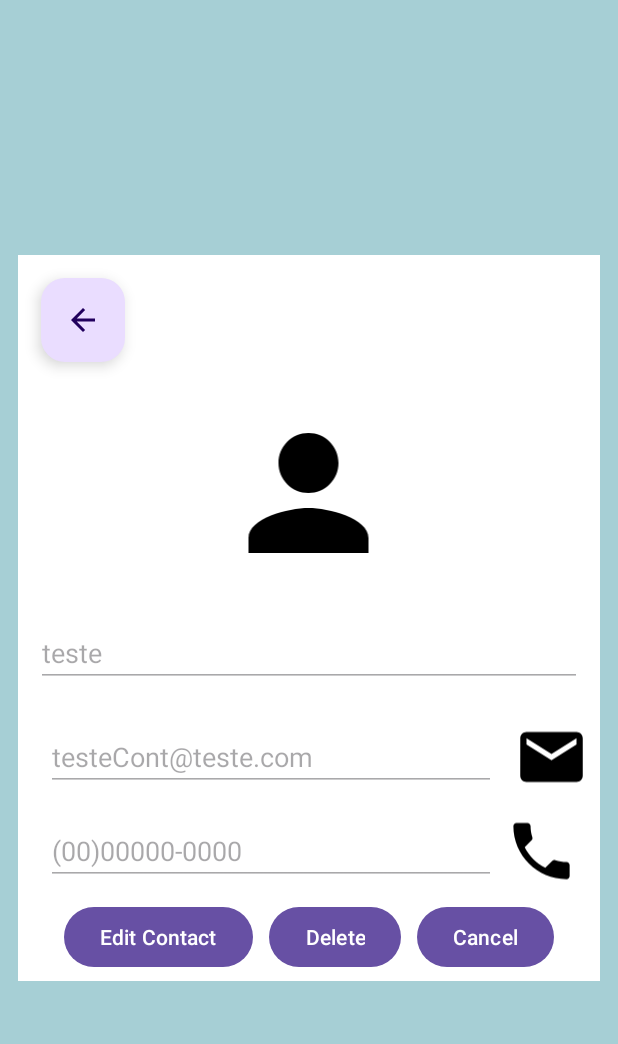
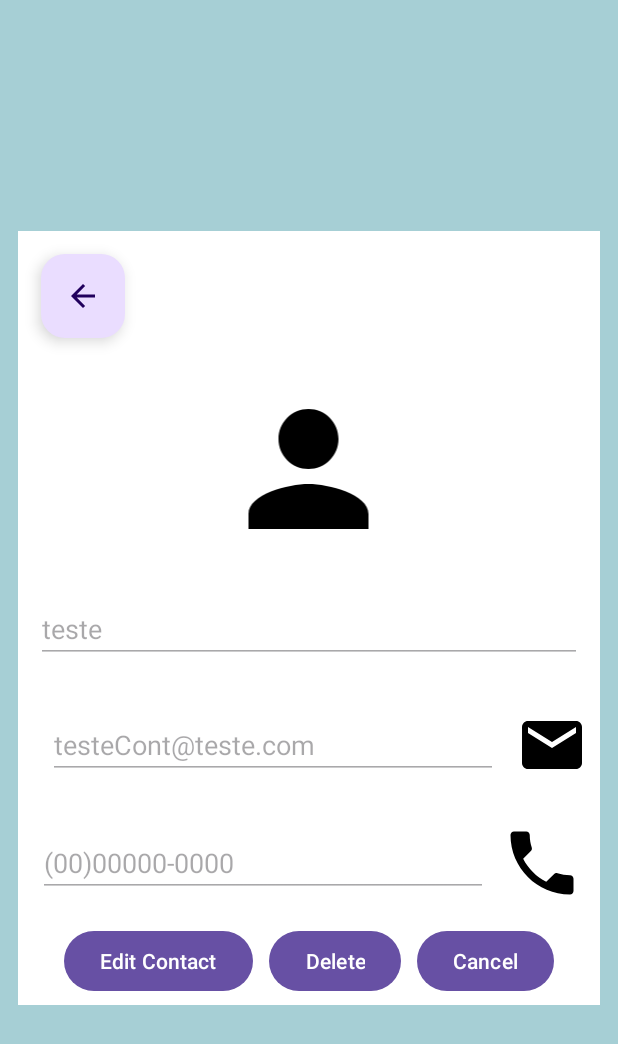
Before and after one commit to AlexssanderTavares/Phone_Book_App, an Android app: the MainActivity screen opened directly, with no data from a screen before it, after a tap on "teste", on a phone screen of 412 x 824 dp. Shown: the top 1044 px of the screen. Run offline under Robolectric (Android 15) with nearby library versions, the phone set to English and light mode, and no system bars.

Commit message:
Finishing this first step of the project

```diff
--- a/app/src/main/java/com/example/app_phone_book/adapter/ContactsRecyclerViewAdapter.kt
+++ b/app/src/main/java/com/example/app_phone_book/adapter/ContactsRecyclerViewAdapter.kt
@@ -10,7 +10,7 @@ import androidx.recyclerview.widget.RecyclerView
 import com.example.app_phone_book.Model.Contact
 import com.example.app_phone_book.R
 
-class ContactsRecyclerViewAdapter(var contactsList: ArrayList<Contact>, val onClickListener: OnClickListener) : RecyclerView.Adapter<ContactsRecyclerViewAdapter.ContactsViewHolder>() {
+class ContactsRecyclerViewAdapter(var contactsList: List<Contact>, val onClickListener: OnClickListener) : RecyclerView.Adapter<ContactsRecyclerViewAdapter.ContactsViewHolder>() {
 
     class ContactsViewHolder(itemView: View) : RecyclerView.ViewHolder(itemView) {
         val contactImage: ImageView = itemView.findViewById(R.id.contact_image)
--- a/app/src/main/java/com/example/app_phone_book/ui/MainActivity.kt
+++ b/app/src/main/java/com/example/app_phone_book/ui/MainActivity.kt
@@ -1,5 +1,6 @@
 package com.example.app_phone_book.ui
 
+import android.annotation.SuppressLint
 import android.content.Intent
 import android.content.SharedPreferences
 import android.os.Bundle
@@ -11,6 +12,7 @@ import androidx.appcompat.app.AppCompatActivity
 import androidx.core.view.ViewCompat
 import androidx.core.view.WindowInsetsCompat
 import androidx.recyclerview.widget.LinearLayoutManager
+import com.example.app_phone_book.Model.Contact
 import com.example.app_phone_book.R
 import com.example.app_phone_book.adapter.ContactsRecyclerViewAdapter
 import com.example.app_phone_book.database.DBHelper
@@ -48,29 +50,38 @@ class MainActivity : AppCompatActivity() {
             finish()
         }
 
-        binding.buttonAdd.setOnClickListener{
+        binding.buttonAdd.setOnClickListener {
             resultAdd.launch(Intent(this, NewContactActivity::class.java))
         }
 
-        resultAdd = registerForActivityResult(ActivityResultContracts.StartActivityForResult()){
-            if(it.data != null && it.resultCode == 1){
-               this.recyclerViewLoad()
-            }else if(it.data != null && it.resultCode == 0){
+        resultAdd = registerForActivityResult(ActivityResultContracts.StartActivityForResult()) {
+            if (it.data != null && it.resultCode == 1) {
+                this.recyclerViewLoad()
+            } else if (it.data != null && it.resultCode == 0) {
                 Toast.makeText(applicationContext, "Operation canceled!", Toast.LENGTH_SHORT).show()
-            }else{
+            } else {
                 Toast.makeText(applicationContext, "Operation failed", Toast.LENGTH_SHORT).show()
             }
         }
 
-        resultLoad = registerForActivityResult(ActivityResultContracts.StartActivityForResult()){
-            if(it.data != null){
-                when(it.resultCode){
+        resultLoad = registerForActivityResult(ActivityResultContracts.StartActivityForResult()) {
+            if (it.data != null) {
+                when (it.resultCode) {
                     1 -> this.recyclerViewLoad()
                     2 -> this.recyclerViewLoad()
                     3 -> this.recyclerViewLoad()
-                    0 -> Toast.makeText(applicationContext, "Operation canceled! Nothing has been changed", Toast.LENGTH_SHORT).show()
+                    0 -> Toast.makeText(
+                        applicationContext,
+                        "Operation canceled! Nothing has been changed",
+                        Toast.LENGTH_SHORT
+                    ).show()
+
                     else -> {
-                        Toast.makeText(applicationContext, "Operation failed! Nothing has been changed", Toast.LENGTH_SHORT).show()
+                        Toast.makeText(
+                            applicationContext,
+                            "Operation failed! Nothing has been changed",
+                            Toast.LENGTH_SHORT
+                        ).show()
                     }
                 }
 
@@ -79,17 +90,18 @@ class MainActivity : AppCompatActivity() {
 
     }
 
+    @SuppressLint("NotifyDataSetChanged")
     fun recyclerViewLoad() {
+        val contactList: List<Contact> = db.getAllContact().sortedWith( compareBy{ it.name})
         binding.contactRecyclerView.layoutManager = LinearLayoutManager(this)
-        adapter = ContactsRecyclerViewAdapter(db.getAllContact(), ContactsRecyclerViewAdapter.OnClickListener{
-            val contactActivity = Intent(this, ContactActivity::class.java)
-            contactActivity.putExtra("id", it.id)
-            resultLoad.launch(contactActivity)
-        })
+        adapter = ContactsRecyclerViewAdapter(contactList, ContactsRecyclerViewAdapter.OnClickListener {
+                val contactActivity = Intent(this, ContactActivity::class.java)
+                contactActivity.putExtra("id", it.id)
+                resultLoad.launch(contactActivity)
+            })
         binding.contactRecyclerView.adapter = this.adapter
         adapter.notifyDataSetChanged()
     }
 
 
-
 }
--- a/app/src/main/res/layout/activity_contact.xml
+++ b/app/src/main/res/layout/activity_contact.xml
@@ -49,6 +49,7 @@
             android:layout_width="match_parent"
             android:layout_height="wrap_content"
             android:layout_gravity="center"
+            android:layout_margin="8dp"
             android:gravity="center"
             android:orientation="horizontal">
 
@@ -63,7 +64,7 @@
 
         <ImageView
             android:id="@+id/send_email_button"
-            android:layout_width="50dp"
+            android:layout_width="match_parent"
             android:layout_height="match_parent"
             android:src="@drawable/baseline_email_24" />
 
@@ -73,6 +74,7 @@
             android:layout_width="match_parent"
             android:layout_height="wrap_content"
             android:layout_gravity="center"
+            android:layout_margin="8dp"
             android:gravity="center"
             android:orientation="horizontal">
 
@@ -87,7 +89,7 @@
 
             <ImageView
                 android:id="@+id/call_button"
-                android:layout_width="50dp"
+                android:layout_width="match_parent"
                 android:layout_height="match_parent"
                 android:src="@drawable/baseline_local_phone_24" />
         </LinearLayout>
--- a/gradle/libs.versions.toml
+++ b/gradle/libs.versions.toml
@@ -1,5 +1,5 @@
 [versions]
-agp = "8.4.1"
+agp = "8.5.0"
 kotlin = "1.9.0"
 coreKtx = "1.13.1"
 junit = "4.13.2"
```
